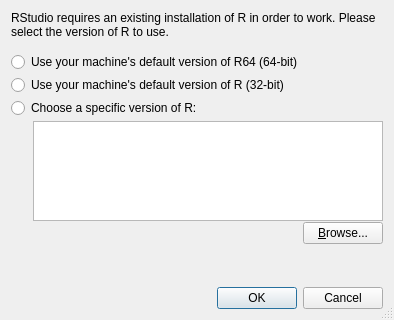
This is src/cpp/desktop/DesktopChooseRHome.ui in rstudio/rstudio as Qt 5 draws it before an edit. The edited form follows.
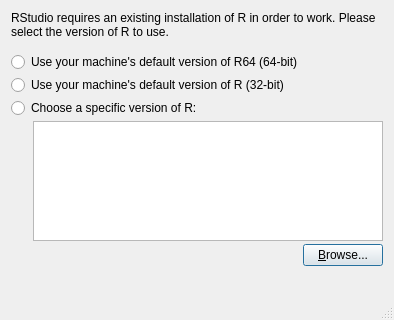
This is the edited form.

Commit message: use custom push buttons in choose r home dialog

Patch:
```diff
--- a/src/cpp/desktop/DesktopChooseRHome.ui
+++ b/src/cpp/desktop/DesktopChooseRHome.ui
@@ -181,7 +181,7 @@
       <enum>Qt::Horizontal</enum>
      </property>
      <property name="standardButtons">
-      <set>QDialogButtonBox::Cancel|QDialogButtonBox::Ok</set>
+      <set>QDialogButtonBox::NoButton</set>
      </property>
     </widget>
    </item>
```
The commit also changes 2 other files.
